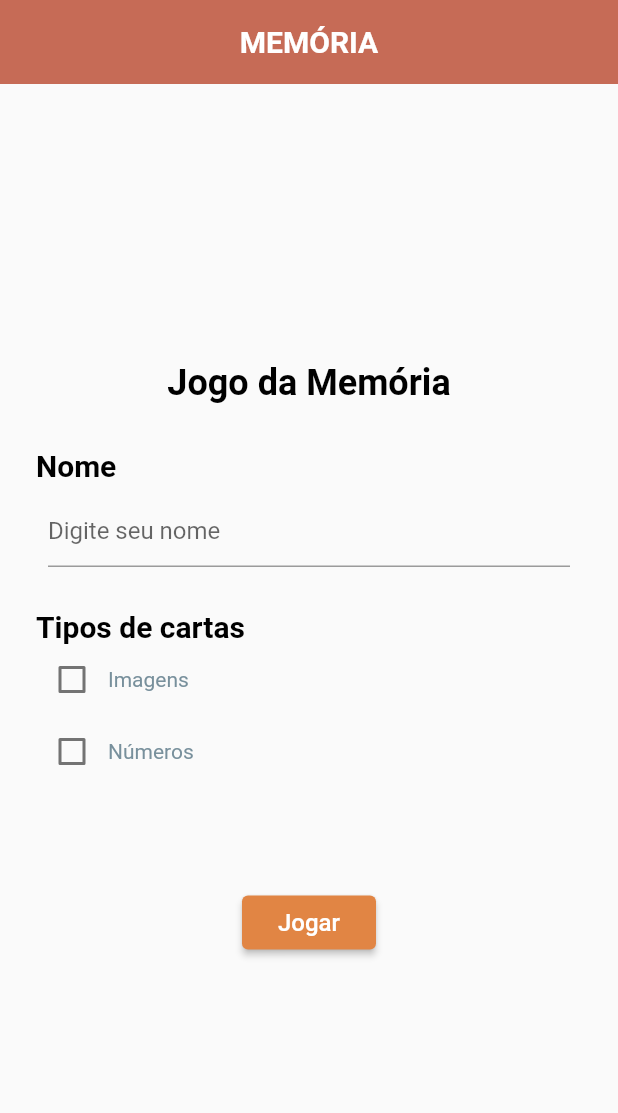
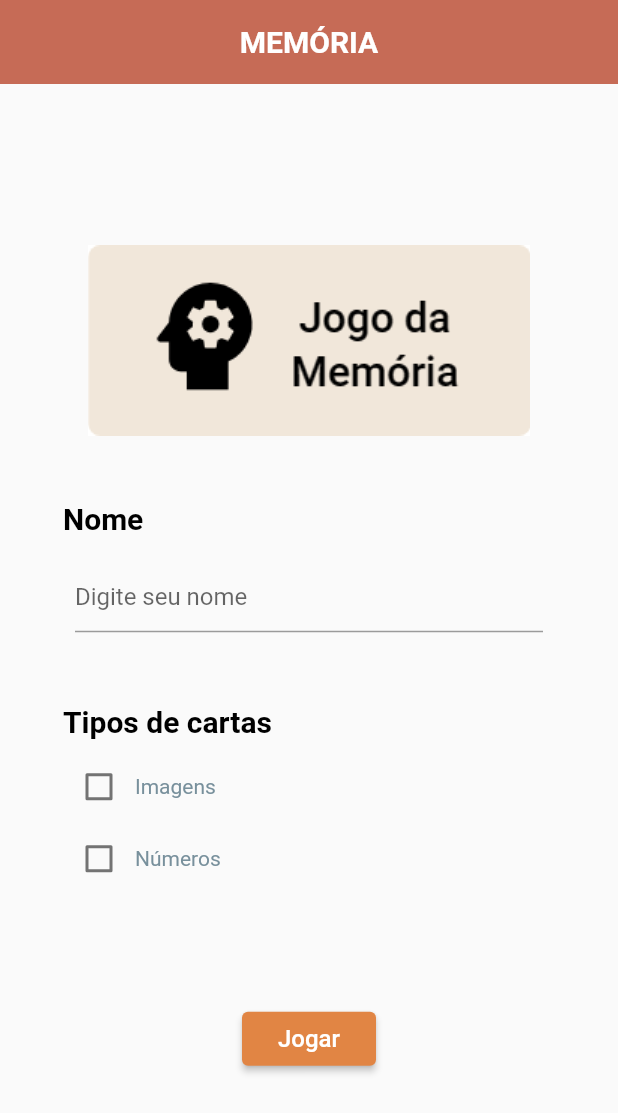
Before and after one commit to DiegoDefSan/Memory-card-game, a Flutter app: the screen it shows after launch, on a phone screen of 412 x 824 dp. Shown: the top 1113 px of the screen. Run offline on Flutter 3.47's test engine with Material 2 defaults, Android fonts, the phone set to English and light mode, and no system bars.

Commit message:
fix: colors and structure modified

```diff
--- a/lib/pages/HomePage.dart
+++ b/lib/pages/HomePage.dart
@@ -4,7 +4,6 @@ import 'package:jogo_memoria/widgets/Button.dart';
 import 'package:jogo_memoria/widgets/CheckboxField.dart';
 import 'package:jogo_memoria/widgets/InputField.dart';
 import 'package:jogo_memoria/widgets/Navbar.dart';
-import 'package:jogo_memoria/widgets/texts/Header1.dart';
 import 'package:jogo_memoria/widgets/texts/Header2.dart';
 
 class HomePage extends StatefulWidget {
@@ -82,22 +81,27 @@ class _HomePageState extends State<HomePage> {
         children: [
           Container(
             margin: const EdgeInsets.symmetric(horizontal: 24, vertical: 10),
-            child: const Header1(
-              text: "Jogo da Memória",
+            child: Image.asset(
+              "assets/images/logo.png",
+              width: 295,
             ),
           ),
           Container(
-            margin: const EdgeInsets.symmetric(horizontal: 24, vertical: 10),
+            margin: const EdgeInsets.symmetric(horizontal: 42, vertical: 10),
             child: Column(
               mainAxisAlignment: MainAxisAlignment.center,
               children: [
                 Container(
-                  margin: const EdgeInsets.symmetric(vertical: 10),
+                  margin: const EdgeInsets.symmetric(vertical: 16),
                   child: Column(
+                    mainAxisAlignment: MainAxisAlignment.spaceBetween,
                     crossAxisAlignment: CrossAxisAlignment.start,
                     children: [
-                      const Header2(
+                      Container(
+                        margin: const EdgeInsets.symmetric(vertical: 8),
+                        child: const Header2(
                           text: "Nome",
+                        ),
                       ),
                       InputField(
                         hintText: "Digite seu nome",
@@ -107,13 +111,19 @@ class _HomePageState extends State<HomePage> {
                   ),
                 ),
                 Container(
-                  margin: const EdgeInsets.symmetric(vertical: 10),
+                  margin: const EdgeInsets.symmetric(vertical: 16),
                   child: Column(
+                    mainAxisAlignment: MainAxisAlignment.spaceBetween,
                     crossAxisAlignment: CrossAxisAlignment.start,
                     children: [
-                      const Header2(
+                      Container(
+                        margin: const EdgeInsets.symmetric(vertical: 8),
+                        child: const Header2(
                           text: "Tipos de cartas",
                         ),
+                      ),
+                      Column(
+                        children: [
                           CheckboxField(
                             labelText: "Imagens",
                             onChecked: (value) {
@@ -136,16 +146,18 @@ class _HomePageState extends State<HomePage> {
                           ),
                         ],
                       ),
+                    ],
+                  ),
                 )
               ],
             ),
           ),
           Container(
-            margin: const EdgeInsets.symmetric(horizontal: 24, vertical: 10),
+            margin: const EdgeInsets.symmetric(horizontal: 42, vertical: 10),
             child: Text(
               warning,
               style: const TextStyle(
-                color: Colors.red,
+                color: Color(0XFFC58886),
               ),
               textAlign: TextAlign.center,
             ),
```
Also changed, not shown: lib/pages/BoardGamePage.dart (+24 -3 lines), lib/pages/EndGamePage.dart (+8 -8 lines). Lines whose indentation alone changed are shown as unchanged.
